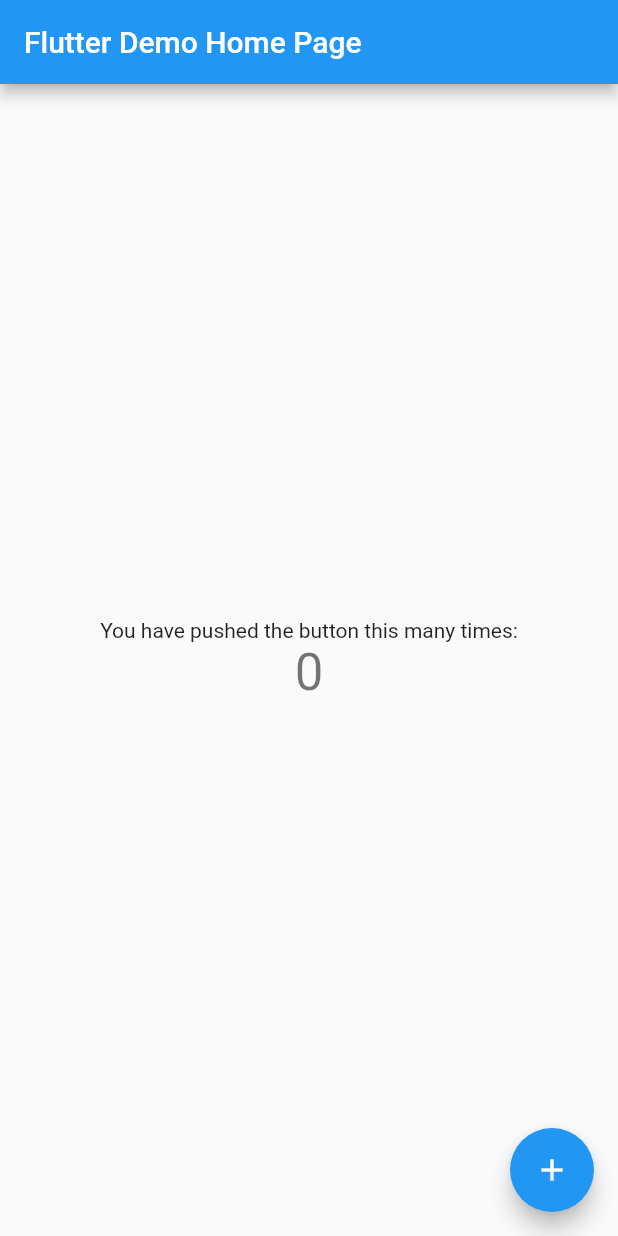
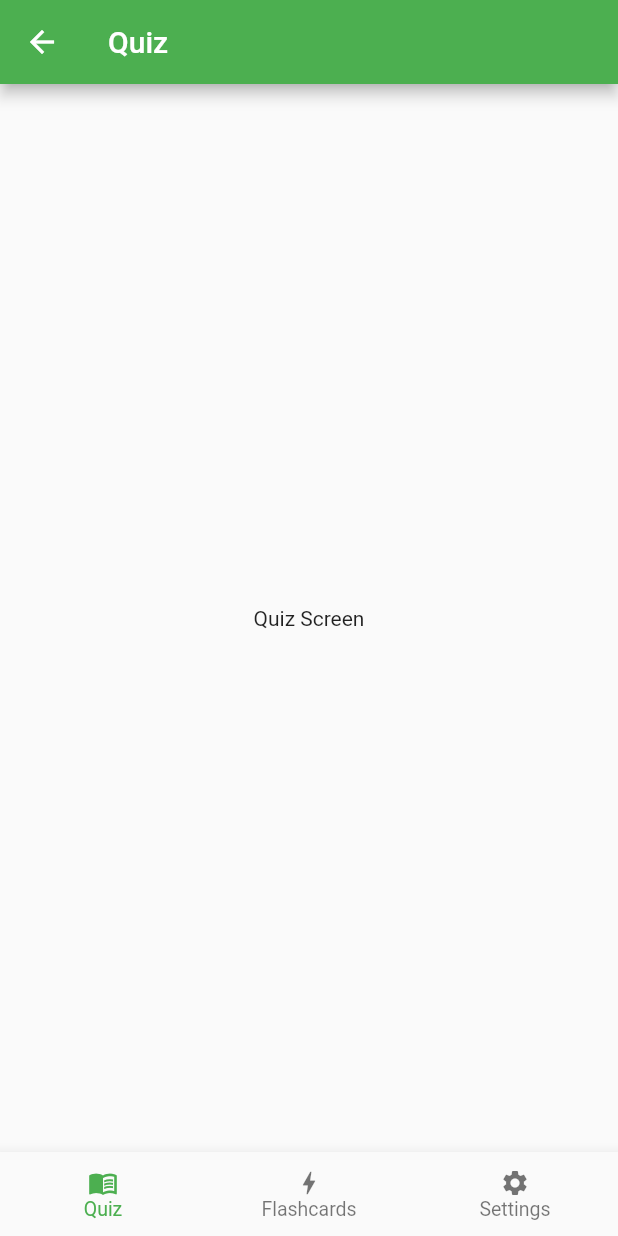
Before and after one commit to W3NDO/requiz-flutter, a Flutter app: the screen it shows after launch, on a phone screen of 412 x 824 dp. Run offline on Flutter 3.47's test engine with Material 2 defaults, Android fonts, the phone set to English and light mode, and no system bars; our stand-ins replace hive, hive_flutter; accounts and stored records are empty.

Commit message:
feat(develop-pw/authscreens) - initialized all required screens

```diff
--- a/lib/main.dart
+++ b/lib/main.dart
@@ -1,67 +1,42 @@
 import 'package:flutter/material.dart';
+import 'package:hive_flutter/hive_flutter.dart';
+import 'package:requiz/screens/home.dart';
+import 'package:requiz/screens/login.dart';
+import 'package:requiz/utils/local_storage_service.dart';
 
-void main() {
+late Box userBox;
+
+void main() async {
+  await Hive.initFlutter();
+  userBox = await LocalStorageService.openBox('userBox');
   runApp(const MyApp());
 }
 
 class MyApp extends StatelessWidget {
-  const MyApp({super.key});
+  const MyApp({Key? key}) : super(key: key);
 
   // This widget is the root of your application.
   @override
   Widget build(BuildContext context) {
+    // final initialScreenValue = userBox.get('isLoggedIn') ?? false
+    //     ? HomeScreen.routeName
+    //     : LoginScreen.routeName;
+
+    const initialScreenValue =
+        HomeScreen.routeName; // TODO enable login functionality
+
     return MaterialApp(
-      title: 'Flutter Demo',
+      title: 'ReQuiz',
+      debugShowCheckedModeBanner: false,
       theme: ThemeData(
-        primarySwatch: Colors.blue,
+        primarySwatch: Colors.green,
       ),
-      home: const MyHomePage(title: 'Flutter Demo Home Page'),
+      initialRoute: initialScreenValue,
+      routes: {
+        LoginScreen.routeName: (context) => const LoginScreen(),
+        HomeScreen.routeName: (context) => const HomeScreen(),
+      },
+      home: const HomeScreen(),
     );
   }
 }
-
-class MyHomePage extends StatefulWidget {
-  const MyHomePage({super.key, required this.title});
-  final String title;
-
-  @override
-  State<MyHomePage> createState() => _MyHomePageState();
-}
-
-class _MyHomePageState extends State<MyHomePage> {
-  int _counter = 0;
-
-  void _incrementCounter() {
-    setState(() {
-      _counter++;
-    });
-  }
-
-  @override
-  Widget build(BuildContext context) {
-    return Scaffold(
-      appBar: AppBar(
-        title: Text(widget.title),
-      ),
-      body: Center(
-        child: Column(
-          mainAxisAlignment: MainAxisAlignment.center,
-          children: <Widget>[
-            const Text(
-              'You have pushed the button this many times:',
-            ),
-            Text(
-              '$_counter',
-              style: Theme.of(context).textTheme.headlineMedium,
-            ),
-          ],
-        ),
-      ),
-      floatingActionButton: FloatingActionButton(
-        onPressed: _incrementCounter,
-        tooltip: 'Increment',
-        child: const Icon(Icons.add),
-      ),
-    );
-  }
-}
--- /dev/null
+++ b/lib/screens/home.dart
@@ -0,0 +1,87 @@
+import 'package:flutter/material.dart';
+
+import 'dart:convert';
+import 'dart:async';
+
+import 'package:hive/hive.dart';
+import 'package:requiz/screens/flashcard.dart';
+import 'package:requiz/screens/quiz.dart';
+import 'package:requiz/screens/settings.dart';
+
+import '../utils/local_storage_service.dart';
+
+class HomeScreen extends StatefulWidget {
+  static const routeName = '/home';
+
+  doNothing() {}
+
+  const HomeScreen({Key? key}) : super(key: key);
+
+  // const HomeScreen({Key? key}) : super(key: key)
+
+  @override
+  State<HomeScreen> createState() => _HomeScreenState();
+}
+
+//RETURNS A FLUTTER CHART INSTANCE
+
+class _HomeScreenState extends State<HomeScreen> {
+  late Box userBox;
+
+  initState() {
+    super.initState();
+    createOpenBox();
+  }
+
+  void createOpenBox() async {
+    userBox = await LocalStorageService.openBox('userBox');
+  }
+
+  List screens = [
+    const QuizScreen(),
+    const FlashcardScreen(),
+    const SettingsScreen()
+  ];
+
+  int selectedIndex = 0;
+  void onItemTapped(int index) {
+    setState(() {
+      selectedIndex = index;
+    });
+  }
+
+  Widget loggedIn() {
+    return Scaffold(
+        bottomNavigationBar: BottomNavigationBar(
+          type: BottomNavigationBarType.fixed,
+          currentIndex: selectedIndex,
+          onTap: onItemTapped,
+          selectedItemColor: Colors.green,
+          selectedFontSize: 13,
+          unselectedFontSize: 13,
+          iconSize: 20,
+          items: const <BottomNavigationBarItem>[
+            BottomNavigationBarItem(
+              icon: Icon(Icons.menu_book),
+              label: 'Quiz',
+            ),
+            // BottomNavigationBarItem(
+            //     icon: Icon(Icons.bar_chart_rounded), label: 'Love Tank'),
+            BottomNavigationBarItem(
+              icon: Icon(Icons.bolt),
+              label: 'Flashcards',
+            ),
+            BottomNavigationBarItem(
+              icon: Icon(Icons.settings),
+              label: 'Settings',
+            ),
+          ],
+        ),
+        body: screens[selectedIndex]);
+  }
+
+  @override
+  Widget build(BuildContext context) {
+    return loggedIn();
+  }
+}
--- /dev/null
+++ b/lib/screens/quiz.dart
@@ -0,0 +1,31 @@
+import 'package:flutter/material.dart';
+
+class QuizScreen extends StatefulWidget {
+  static String id = "Quiz_screen";
+  const QuizScreen({Key? key}) : super(key: key);
+
+  @override
+  State<QuizScreen> createState() => _QuizScreenState();
+}
+
+class _QuizScreenState extends State<QuizScreen> {
+  dynamic _quiz;
+  @override
+  void initState() {
+    super.initState();
+    _loadStoredQuiz();
+  }
+
+  void doNothing() {}
+
+  _loadStoredQuiz() {}
+
+  @override
+  Widget build(BuildContext context) {
+    return Scaffold(
+        appBar: AppBar(title: const Text('Quiz')),
+        body: Center(
+          child: const Text("Quiz Screen"),
+        ));
+  }
+}
--- /dev/null
+++ b/lib/utils/local_storage_service.dart
@@ -0,0 +1,13 @@
+import 'package:hive/hive.dart';
+import 'package:hive_flutter/hive_flutter.dart';
+
+class LocalStorageService {
+  static openBox(String boxName) async {
+    Box box = await Hive.openBox(boxName);
+    return box;
+  }
+
+  static closeBox(String boxName) {
+    Hive.box(boxName).close();
+  }
+}
--- a/pubspec.yaml
+++ b/pubspec.yaml
@@ -35,6 +35,9 @@
   # The following adds the Cupertino Icons font to your application.
   # Use with the CupertinoIcons class for iOS style icons.
   cupertino_icons: ^1.0.2
+  local_auth: ^2.1.6
+  hive: ^2.2.3
+  hive_flutter: ^1.1.0
 
 dev_dependencies:
   flutter_test:
--- /dev/null
+++ b/xta.txt
@@ -0,0 +1 @@
+TODO add biometric auth for quiz creation
```
Also changed, not shown: lib/screens/flashcard.dart (added, +31 -0 lines), lib/screens/login.dart (added, +145 -0 lines), lib/screens/register.dart (added, +167 -0 lines), lib/screens/settings.dart (added, +46 -0 lines), lib/utils/validator.dart (added, +53 -0 lines), pubspec.lock, 5 other files.
